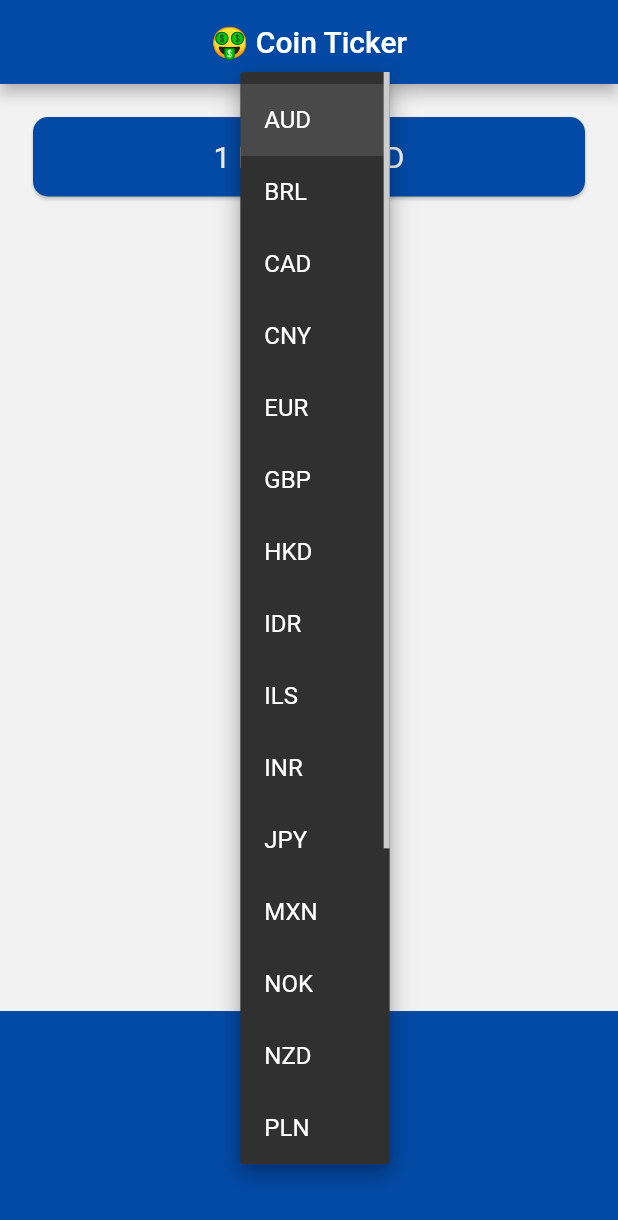
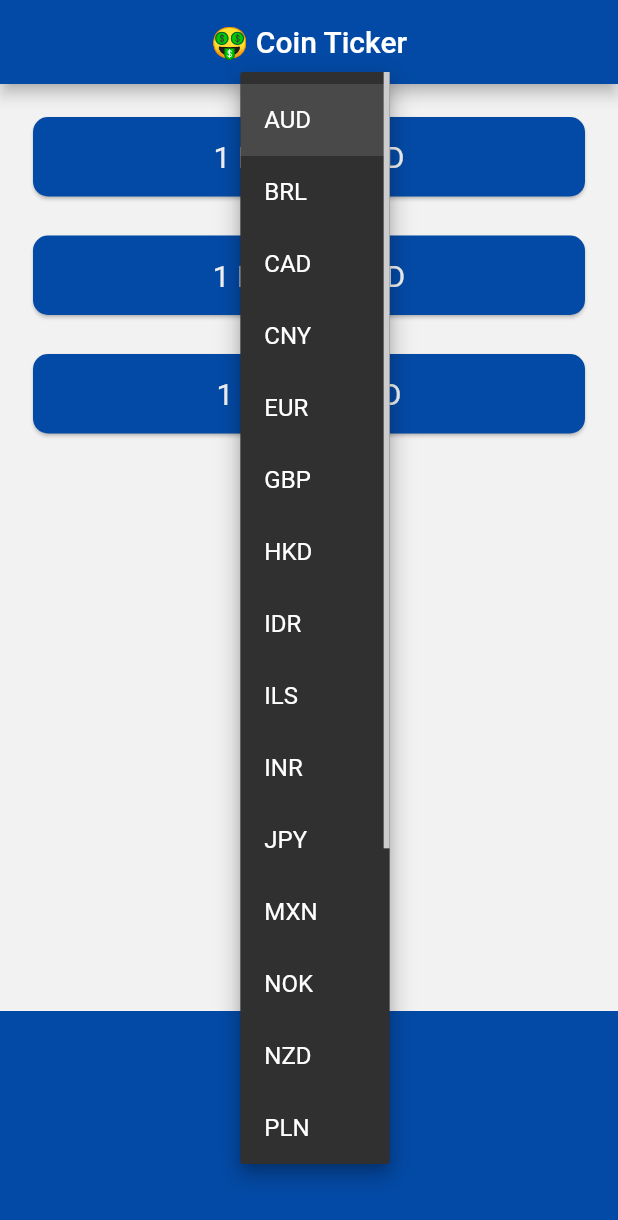
Before and after one commit to ashwanisng/Bitcoin-Ticker-App, a Flutter app: the screen it shows after launch, after a tap on "AUD", on a phone screen of 412 x 824 dp. Shown: the top 1220 px of the screen. Run offline on Flutter 3.47's test engine with Material 2 defaults, Android fonts, the phone set to English and light mode, and no system bars; network calls fail.

Commit message:
updated all the realtime value of crypto

```diff
--- a/lib/screens/price_screen.dart
+++ b/lib/screens/price_screen.dart
@@ -6,6 +6,8 @@ import 'package:flutter/material.dart';
 import 'dart:io' show Platform;
 
 String selectedCurrency = 'AUD';
+String value = "?";
+String cryptoCurrency = '?';
 
 class PriceScreen extends StatefulWidget {
   @override
@@ -13,13 +15,17 @@ class PriceScreen extends StatefulWidget {
 }
 
 class _PriceScreenState extends State<PriceScreen> {
-  String bitcoinValueInUSD = "?";
+  bool isWaiting = false;
+
+  Map<String, String> coinValue = {};
 
   void getCurrencyRate() async {
+    isWaiting = true;
     try {
-      var usdRates = await NetworkHelper().getData(selectedCurrency);
+      var rates = await NetworkHelper().getData(selectedCurrency);
+      isWaiting = false;
       setState(() {
-        bitcoinValueInUSD = usdRates.toStringAsFixed(0);
+        coinValue = rates;
       });
     } catch (e) {
       print(e);
@@ -71,6 +77,24 @@ class _PriceScreenState extends State<PriceScreen> {
     );
   }
 
+  Column makeCard() {
+    List<MakeCryptoCard> card = [];
+
+    for (String crypto in cryptoList) {
+      card.add(
+        MakeCryptoCard(
+          cryptoCurrency: crypto,
+          selectedCurrency: selectedCurrency,
+          value: isWaiting ? '?' : coinValue[crypto],
+        ),
+      );
+    }
+    return Column(
+      children: card,
+      crossAxisAlignment: CrossAxisAlignment.stretch,
+    );
+  }
+
   @override
   Widget build(BuildContext context) {
     return Scaffold(
@@ -82,26 +106,7 @@ class _PriceScreenState extends State<PriceScreen> {
         crossAxisAlignment: CrossAxisAlignment.stretch,
         mainAxisAlignment: MainAxisAlignment.spaceBetween,
         children: [
-          Padding(
-            padding: EdgeInsets.fromLTRB(18, 18, 18, 0),
-            child: Card(
-              color: kBlueBackgroundColor,
-              shape: RoundedRectangleBorder(
-                borderRadius: BorderRadius.circular(10.0),
-              ),
-              child: Padding(
-                padding: EdgeInsets.symmetric(horizontal: 28.0, vertical: 15.0),
-                child: Text(
-                  '1 BTC = $bitcoinValueInUSD $selectedCurrency',
-                  style: TextStyle(
-                    fontSize: 20.0,
-                    color: kWhiteTextColor,
-                  ),
-                  textAlign: TextAlign.center,
-                ),
-              ),
-            ),
-          ),
+          makeCard(),
           Container(
             color: kBlueBackgroundColor,
             height: 150.0,
@@ -114,3 +119,34 @@ class _PriceScreenState extends State<PriceScreen> {
     );
   }
 }
+
+class MakeCryptoCard extends StatelessWidget {
+  const MakeCryptoCard(
+      {this.cryptoCurrency, this.selectedCurrency, this.value});
+  final String selectedCurrency;
+  final String cryptoCurrency;
+  final String value;
+  @override
+  Widget build(BuildContext context) {
+    return Padding(
+      padding: EdgeInsets.fromLTRB(18, 18, 18, 0),
+      child: Card(
+        color: kBlueBackgroundColor,
+        shape: RoundedRectangleBorder(
+          borderRadius: BorderRadius.circular(10.0),
+        ),
+        child: Padding(
+          padding: EdgeInsets.symmetric(horizontal: 28.0, vertical: 15.0),
+          child: Text(
+            '1 $cryptoCurrency = $value $selectedCurrency',
+            style: TextStyle(
+              fontSize: 20.0,
+              color: kWhiteTextColor,
+            ),
+            textAlign: TextAlign.center,
+          ),
+        ),
+      ),
+    );
+  }
+}
--- a/lib/services/network.dart
+++ b/lib/services/network.dart
@@ -1,5 +1,6 @@
 import 'dart:convert';
 
+import 'package:bitcoin_ticker/coin_data.dart';
 import 'package:http/http.dart' as http;
 
 const String url = "https://rest.coinapi.io/v1/exchangerate";
@@ -7,15 +8,21 @@ const api_key = "268390E3-CD1E-46FC-B132-A5A2C402A9A2";
 
 class NetworkHelper {
   Future getData(String selectedCountry) async {
-    String requestUrl = "$url/BTC/$selectedCountry?apikey=$api_key";
-    http.Response response = await http.get(requestUrl);
+    Map<String, String> cryptoPrice = {};
 
-    if (response.statusCode == 200) {
-      var data = jsonDecode(response.body);
-      double usdRate = data['rate'];
-      return usdRate;
-    } else {
-      return response.statusCode;
+    for (String crypto in cryptoList) {
+      String requestUrl = "$url/$crypto/$selectedCountry?apikey=$api_key";
+      http.Response response = await http.get(requestUrl);
+      if (response.statusCode == 200) {
+        var data = jsonDecode(response.body);
+        double lastPrice = data['rate'];
+        cryptoPrice[crypto] = lastPrice.toStringAsFixed(0);
+      } else {
+        return response.statusCode;
+        // ignore: dead_code
+        throw 'Problem to request url';
+      }
     }
+    return cryptoPrice;
   }
 }
```
